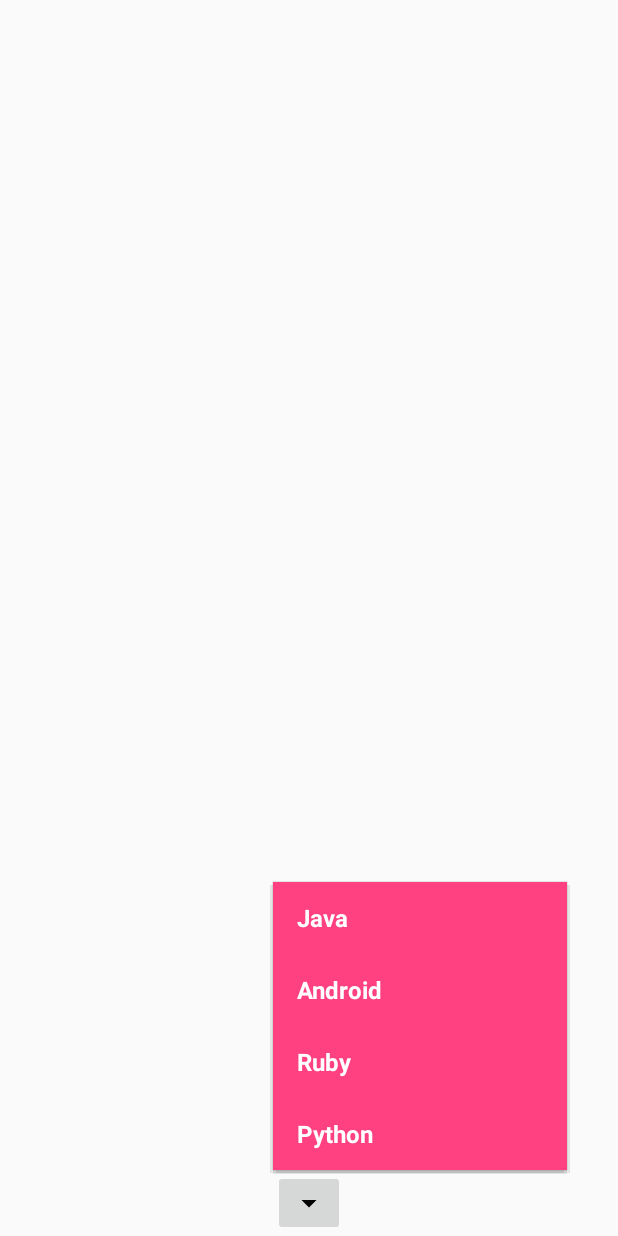
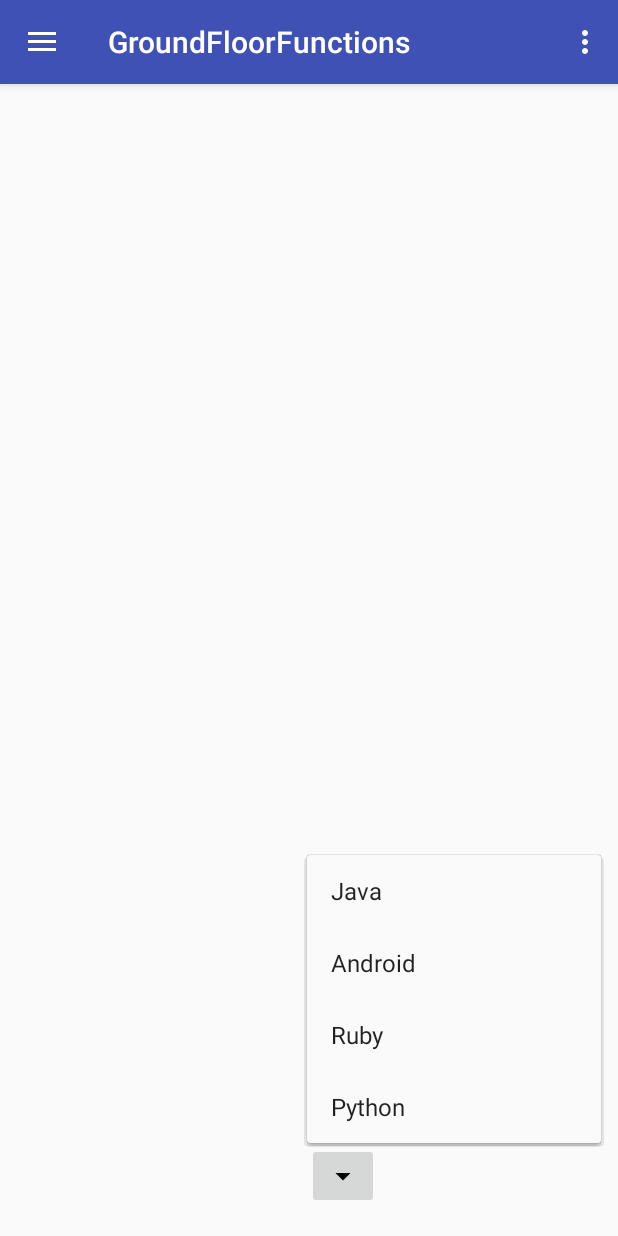
Before and after one commit to 98jmilton/Ericsson_internal_map, an Android app: the GroundFloorFunctions screen opened directly, with no data from a screen before it, after a tap on an icon or button, on a phone screen of 412 x 824 dp. Run offline under Robolectric (Android 15) with nearby library versions, the phone set to English and light mode, and no system bars.

Commit message:
Nav Drawer part 2

```diff
--- a/app/build.gradle
+++ b/app/build.gradle
@@ -20,8 +20,9 @@ android {
 
 dependencies {
 
-    implementation  "com.android.support:appcompat-v7:$supportLibVersion"
+    implementation "com.android.support:appcompat-v7:$supportLibVersion"
     implementation 'com.android.support.constraint:constraint-layout:1.0.2'
+    implementation 'com.android.support:design:27.1.1'
     testImplementation 'junit:junit:4.12'
     androidTestImplementation 'com.android.support.test:runner:1.0.2'
     androidTestImplementation 'com.android.support.test.espresso:espresso-core:3.0.2'
--- a/app/src/main/java/com/example/ezmilja/ericsson_internal_map/GroundFloorFunctions.java
+++ b/app/src/main/java/com/example/ezmilja/ericsson_internal_map/GroundFloorFunctions.java
@@ -1,16 +1,23 @@
 package com.example.ezmilja.ericsson_internal_map;
 
-import android.app.Activity;
+import android.content.Intent;
 import android.os.Bundle;
+import android.support.design.widget.FloatingActionButton;
+import android.support.design.widget.Snackbar;
+import android.view.View;
+import android.support.design.widget.NavigationView;
+import android.support.v4.view.GravityCompat;
+import android.support.v4.widget.DrawerLayout;
+import android.support.v7.app.ActionBarDrawerToggle;
+import android.support.v7.app.AppCompatActivity;
+import android.support.v7.widget.Toolbar;
+import android.view.Menu;
 import android.view.MenuItem;
-import android.view.View;
-import android.view.View.OnClickListener;
 import android.widget.ImageButton;
 import android.widget.PopupMenu;
 import android.widget.Toast;
 
-public class GroundFloorFunctions extends Activity implements OnClickListener {
-
+public class GroundFloorFunctions extends AppCompatActivity implements NavigationView.OnNavigationItemSelectedListener {
     private PopupMenu popupMenu;
     ImageButton img;
 
@@ -18,9 +25,21 @@ public class GroundFloorFunctions extends Activity implements OnClickListener {
     protected void onCreate(Bundle savedInstanceState) {
         super.onCreate(savedInstanceState);
         setContentView(R.layout.activity_ground_floor_functions);
+        Toolbar toolbar = (Toolbar) findViewById(R.id.toolbar);
+        setSupportActionBar(toolbar);
+
+        DrawerLayout drawer = (DrawerLayout) findViewById(R.id.drawer_layout);
+        ActionBarDrawerToggle toggle = new ActionBarDrawerToggle(
+                this, drawer, toolbar, R.string.navigation_drawer_open, R.string.navigation_drawer_close);
+        drawer.addDrawerListener(toggle);
+        toggle.syncState();
+
+        NavigationView navigationView = (NavigationView) findViewById(R.id.nav_view);
+        navigationView.setNavigationItemSelectedListener(this);
     }
 
-    @Override
+
+
     public void onClick(View anchor) {
         // TODO Auto-generated method stub
 
@@ -48,7 +67,7 @@ public class GroundFloorFunctions extends Activity implements OnClickListener {
 
     private class OnMenuItemClickListener implements
             PopupMenu.OnMenuItemClickListener
-          {
+    {
 
 
 
@@ -78,4 +97,61 @@ public class GroundFloorFunctions extends Activity implements OnClickListener {
             return false;
         }
     }
+
+
+    @Override
+    public void onBackPressed() {
+        DrawerLayout drawer = (DrawerLayout) findViewById(R.id.drawer_layout);
+        if (drawer.isDrawerOpen(GravityCompat.START)) {
+            drawer.closeDrawer(GravityCompat.START);
+        } else {
+            super.onBackPressed();
+        }
+    }
+
+    @Override
+    public boolean onCreateOptionsMenu(Menu menu) {
+        // Inflate the menu; this adds items to the action bar if it is present.
+        getMenuInflater().inflate(R.menu.ground_floor_functions, menu);
+        return true;
+    }
+
+    @Override
+    public boolean onOptionsItemSelected(MenuItem item) {
+        // Handle action bar item clicks here. The action bar will
+        // automatically handle clicks on the Home/Up button, so long
+        // as you specify a parent activity in AndroidManifest.xml.
+        int id = item.getItemId();
+
+        //noinspection SimplifiableIfStatement
+        if (id == R.id.action_settings) {
+            return true;
+        }
+
+        return super.onOptionsItemSelected(item);
+    }
+
+    @SuppressWarnings("StatementWithEmptyBody")
+    @Override
+    public boolean onNavigationItemSelected(MenuItem item) {
+        // Handle navigation view item clicks here.
+        int id = item.getItemId();
+
+        if (id == R.id.nav_camera) {
+            // Handle the camera action
+            Intent intent = new Intent(GroundFloorFunctions.this, ScanActivity.class);
+            startActivity(intent);
+
+        } else if (id == R.id.nav_coffee) {
+
+        } else if (id == R.id.nav_toilets) {
+
+        } else if (id == R.id.nav_printer) {
+
+        }
+
+        DrawerLayout drawer = (DrawerLayout) findViewById(R.id.drawer_layout);
+        drawer.closeDrawer(GravityCompat.START);
+        return true;
+    }
 }
--- /dev/null
+++ b/app/src/main/res/drawable-v21/ic_menu_camera.xml
@@ -0,0 +1,12 @@
+<vector xmlns:android="http://schemas.android.com/apk/res/android"
+    android:width="24dp"
+    android:height="24dp"
+    android:viewportHeight="24.0"
+    android:viewportWidth="24.0">
+    <path
+        android:fillColor="#FF000000"
+        android:pathData="M12,12m-3.2,0a3.2,3.2 0,1 1,6.4 0a3.2,3.2 0,1 1,-6.4 0" />
+    <path
+        android:fillColor="#FF000000"
+        android:pathData="M9,2L7.17,4H4c-1.1,0 -2,0.9 -2,2v12c0,1.1 0.9,2 2,2h16c1.1,0 2,-0.9 2,-2V6c0,-1.1 -0.9,-2 -2,-2h-3.17L15,2H9zm3,15c-2.76,0 -5,-2.24 -5,-5s2.24,-5 5,-5 5,2.24 5,5 -2.24,5 -5,5z" />
+</vector>
--- /dev/null
+++ b/app/src/main/res/drawable/ic_coffee.xml
@@ -0,0 +1,12 @@
+<vector xmlns:android="http://schemas.android.com/apk/res/android"
+    android:width="24dp"
+    android:height="24dp"
+    android:viewportWidth="24"
+    android:viewportHeight="24">
+  <path
+      android:fillColor="#FF000000"
+      android:pathData="M20,3H4v10c0,2.21 1.79,4 4,4h6c2.21,0 4,-1.79 4,-4v-3h2c1.11,0 2,-0.9 2,-2V5C22,3.89 21.11,3 20,3zM20,8h-2V5h2V8z"/>
+  <path
+      android:fillColor="#FF000000"
+      android:pathData="M4,19h16v2h-16z"/>
+</vector>
--- /dev/null
+++ b/app/src/main/res/drawable/ic_printer.xml
@@ -0,0 +1,9 @@
+<vector xmlns:android="http://schemas.android.com/apk/res/android"
+    android:width="24dp"
+    android:height="24dp"
+    android:viewportWidth="24"
+    android:viewportHeight="24">
+  <path
+      android:fillColor="#FF000000"
+      android:pathData="M19.8,10.7L4.2,5l-0.7,1.9L17.6,12L5,12c-1.1,0 -2,0.9 -2,2v4c0,1.1 0.9,2 2,2h14c1.1,0 2,-0.9 2,-2v-5.5c0,-0.8 -0.5,-1.6 -1.2,-1.8zM7,17L5,17v-2h2v2zM19,17L9,17v-2h10v2z"/>
+</vector>
--- /dev/null
+++ b/app/src/main/res/drawable/ic_wc.xml
@@ -0,0 +1,9 @@
+<vector xmlns:android="http://schemas.android.com/apk/res/android"
+    android:width="24dp"
+    android:height="24dp"
+    android:viewportWidth="24"
+    android:viewportHeight="24">
+  <path
+      android:fillColor="#FF000000"
+      android:pathData="M5.5,22v-7.5L4,14.5L4,9c0,-1.1 0.9,-2 2,-2h3c1.1,0 2,0.9 2,2v5.5L9.5,14.5L9.5,22h-4zM18,22v-6h3l-2.54,-7.63C18.18,7.55 17.42,7 16.56,7h-0.12c-0.86,0 -1.63,0.55 -1.9,1.37L12,16h3v6h3zM7.5,6c1.11,0 2,-0.89 2,-2s-0.89,-2 -2,-2 -2,0.89 -2,2 0.89,2 2,2zM16.5,6c1.11,0 2,-0.89 2,-2s-0.89,-2 -2,-2 -2,0.89 -2,2 0.89,2 2,2z"/>
+</vector>
--- a/app/src/main/res/layout/activity_ground_floor_functions.xml
+++ b/app/src/main/res/layout/activity_ground_floor_functions.xml
@@ -1,19 +1,26 @@
-<RelativeLayout xmlns:android="http://schemas.android.com/apk/res/android"
+<?xml version="1.0" encoding="utf-8"?>
+<android.support.v4.widget.DrawerLayout xmlns:android="http://schemas.android.com/apk/res/android"
     xmlns:app="http://schemas.android.com/apk/res-auto"
     xmlns:tools="http://schemas.android.com/tools"
+    android:id="@+id/drawer_layout"
     android:layout_width="match_parent"
     android:layout_height="match_parent"
-    tools:context=".GroundFloorFunctions" >
+    android:fitsSystemWindows="true"
+    tools:openDrawer="start"
+    tools:context=".GroundFloorFunctions">
 
+    <include
+        layout="@layout/app_bar_ground_floor_functions"
+        android:layout_width="match_parent"
+        android:layout_height="match_parent" />
 
-    <ImageButton
-        android:id="@+id/imageButton"
+    <android.support.design.widget.NavigationView
+        android:id="@+id/nav_view"
         android:layout_width="wrap_content"
-        android:layout_height="wrap_content"
-        android:layout_alignParentBottom="true"
-        android:layout_centerHorizontal="true"
-        android:src="@drawable/ic_baselinearrow_drop_up24px"
-        android:onClick="onClick"
+        android:layout_height="match_parent"
+        android:layout_gravity="start"
+        android:fitsSystemWindows="true"
+        app:headerLayout="@layout/nav_header_ground_floor_functions"
+        app:menu="@menu/activity_ground_floor_functions_drawer" />
 
-        />
-</RelativeLayout>
+</android.support.v4.widget.DrawerLayout>
--- /dev/null
+++ b/app/src/main/res/layout/app_bar_ground_floor_functions.xml
@@ -0,0 +1,25 @@
+<?xml version="1.0" encoding="utf-8"?>
+<android.support.design.widget.CoordinatorLayout xmlns:android="http://schemas.android.com/apk/res/android"
+    xmlns:app="http://schemas.android.com/apk/res-auto"
+    xmlns:tools="http://schemas.android.com/tools"
+    android:layout_width="match_parent"
+    android:layout_height="match_parent"
+    tools:context=".GroundFloorFunctions">
+
+    <android.support.design.widget.AppBarLayout
+        android:layout_width="match_parent"
+        android:layout_height="wrap_content"
+        android:theme="@style/AppTheme.AppBarOverlay">
+
+        <android.support.v7.widget.Toolbar
+            android:id="@+id/toolbar"
+            android:layout_width="match_parent"
+            android:layout_height="?attr/actionBarSize"
+            android:background="?attr/colorPrimary"
+            app:popupTheme="@style/AppTheme.PopupOverlay" />
+
+    </android.support.design.widget.AppBarLayout>
+
+    <include layout="@layout/content_ground_floor_functions" />
+
+</android.support.design.widget.CoordinatorLayout>
--- /dev/null
+++ b/app/src/main/res/layout/content_ground_floor_functions.xml
@@ -0,0 +1,25 @@
+<?xml version="1.0" encoding="utf-8"?>
+<RelativeLayout xmlns:android="http://schemas.android.com/apk/res/android"
+    xmlns:app="http://schemas.android.com/apk/res-auto"
+    xmlns:tools="http://schemas.android.com/tools"
+    android:layout_width="match_parent"
+    android:layout_height="match_parent"
+    app:layout_behavior="@string/appbar_scrolling_view_behavior"
+    tools:context=".GroundFloorFunctions"
+    tools:showIn="@layout/app_bar_ground_floor_functions">
+
+    <ImageButton
+        android:id="@+id/imageButton"
+        android:layout_width="wrap_content"
+        android:layout_height="wrap_content"
+        android:layout_alignParentBottom="true"
+        android:layout_alignParentEnd="true"
+        android:layout_marginBottom="18dp"
+        android:layout_marginEnd="159dp"
+        app:srcCompat="@drawable/ic_baselinearrow_drop_up24px"
+        tools:ignore="VectorDrawableCompat"
+        tools:layout_editor_absoluteX="180dp"
+        tools:layout_editor_absoluteY="616dp"
+        android:onClick="onClick"
+        />
+</RelativeLayout>
--- /dev/null
+++ b/app/src/main/res/menu/activity_ground_floor_functions_drawer.xml
@@ -0,0 +1,24 @@
+<?xml version="1.0" encoding="utf-8"?>
+<menu xmlns:android="http://schemas.android.com/apk/res/android"
+    xmlns:tools="http://schemas.android.com/tools"
+    tools:showIn="navigation_view">
+
+    <group android:checkableBehavior="single">
+        <item
+            android:id="@+id/nav_camera"
+            android:icon="@drawable/ic_menu_camera"
+            android:title="QR Scanner" />
+        <item
+            android:id="@+id/nav_coffee"
+            android:icon="@drawable/ic_coffee"
+            android:title="Coffee Docks" />
+        <item
+            android:id="@+id/nav_toilets"
+            android:icon="@drawable/ic_wc"
+            android:title="Toilets" />
+        <item
+            android:id="@+id/nav_printer"
+            android:icon="@drawable/ic_printer"
+            android:title="Printers" />
+    </group>
+</menu>
--- /dev/null
+++ b/app/src/main/res/menu/ground_floor_functions.xml
@@ -0,0 +1,9 @@
+<?xml version="1.0" encoding="utf-8"?>
+<menu xmlns:android="http://schemas.android.com/apk/res/android"
+    xmlns:app="http://schemas.android.com/apk/res-auto">
+    <item
+        android:id="@+id/action_settings"
+        android:orderInCategory="100"
+        android:title="@string/action_settings"
+        app:showAsAction="never" />
+</menu>
--- /dev/null
+++ b/app/src/main/res/values-v21/styles.xml
@@ -0,0 +1 @@
+<resources></resources>
--- a/app/src/main/res/values/strings.xml
+++ b/app/src/main/res/values/strings.xml
@@ -1,5 +1,12 @@
 <resources>
     <string name="app_name">Ericsson_internal_map</string>
+    <string name="title_activity_ground_floor_functions">GroundFloorFunctions</string>
+    <string name="navigation_drawer_open">Open navigation drawer</string>
+    <string name="navigation_drawer_close">Close navigation drawer</string>
+    <string name="nav_header_title">Android Studio</string>
+    <string name="nav_header_subtitle">android.studio@android.com</string>
+    <string name="nav_header_desc">Navigation header</string>
+    <string name="action_settings">Settings</string>
 
 
 </resources>
--- a/app/src/main/res/values/styles.xml
+++ b/app/src/main/res/values/styles.xml
@@ -24,5 +24,9 @@
         <item name="android:textStyle">bold</item>
     </style>
 
+    <style name="AppTheme.AppBarOverlay" parent="ThemeOverlay.AppCompat.Dark.ActionBar" />
+
+    <style name="AppTheme.PopupOverlay" parent="ThemeOverlay.AppCompat.Light" />
+
 
 </resources>
```
Also changed, not shown: app/src/main/AndroidManifest.xml (+5 -4 lines), app/src/main/res/drawable/side_nav_bar.xml (added, +9 -0 lines), app/src/main/res/layout/nav_header_ground_floor_functions.xml (added, +11 -0 lines), app/src/main/res/values/dimens.xml (added, +8 -0 lines), app/src/main/res/values/drawables.xml (added, +8 -0 lines).
